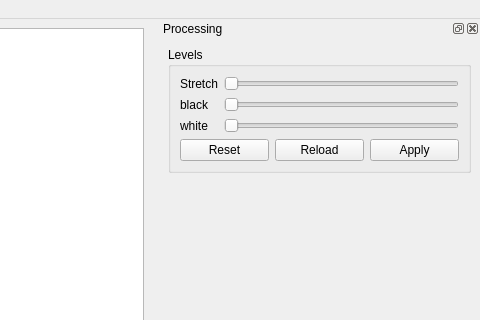
Before: the Qt Designer form src/als/ui/als_ui.ui in gehelem/als, drawn with Qt 5; both pictures show x 595 to 1075 and y 0 to 320 of the 1075 by 974 pixel window.
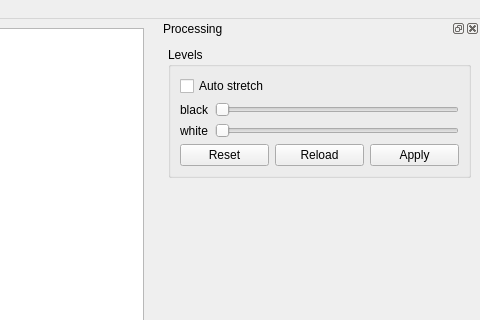
After: the same form once the commit is applied. Custom widgets are drawn as their Qt base class.

Commit message: Add switchable auto-stretch in levels processing

What changed in the file:
```diff
--- a/src/als/ui/als_ui.ui
+++ b/src/als/ui/als_ui.ui
@@ -620,33 +620,23 @@
         <string>Levels</string>
        </property>
        <layout class="QVBoxLayout" name="verticalLayout_2">
+        <item>
+         <widget class="QCheckBox" name="chk_autostretch">
+          <property name="text">
+           <string>Auto stretch</string>
+          </property>
+         </widget>
+        </item>
         <item>
          <layout class="QGridLayout" name="gridLayout_2">
           <item row="0" column="0">
-           <widget class="QLabel" name="label_3">
-            <property name="text">
-             <string>Stretch</string>
-            </property>
-           </widget>
-          </item>
-          <item row="0" column="1">
-           <widget class="QSlider" name="sld_stretch">
-            <property name="maximum">
-             <number>4096</number>
-            </property>
-            <property name="orientation">
-             <enum>Qt::Horizontal</enum>
-            </property>
-           </widget>
-          </item>
-          <item row="1" column="0">
            <widget class="QLabel" name="label">
             <property name="text">
              <string>black</string>
             </property>
            </widget>
           </item>
-          <item row="1" column="1">
+          <item row="0" column="1">
            <widget class="QSlider" name="sld_black">
             <property name="maximum">
              <number>4096</number>
@@ -656,14 +646,14 @@
             </property>
            </widget>
           </item>
-          <item row="2" column="0">
+          <item row="1" column="0">
            <widget class="QLabel" name="label_2">
             <property name="text">
              <string>white</string>
             </property>
            </widget>
           </item>
-          <item row="2" column="1">
+          <item row="1" column="1">
            <widget class="QSlider" name="sld_white">
             <property name="maximum">
              <number>4096</number>
```
The commit also changes 4 other files.
